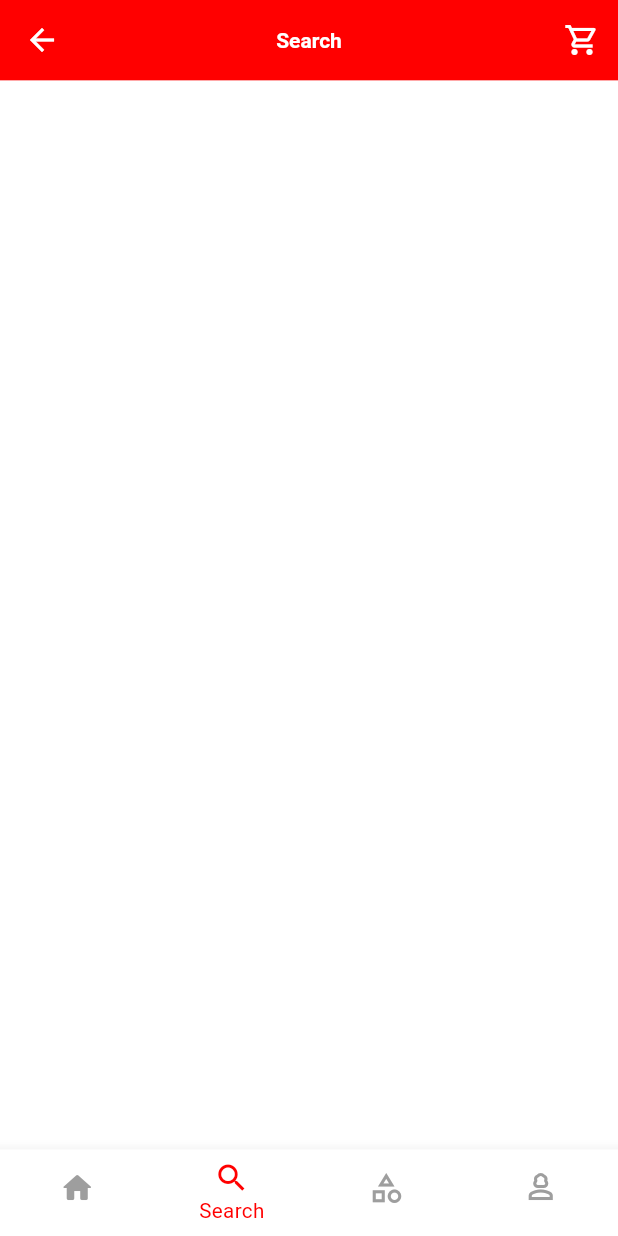
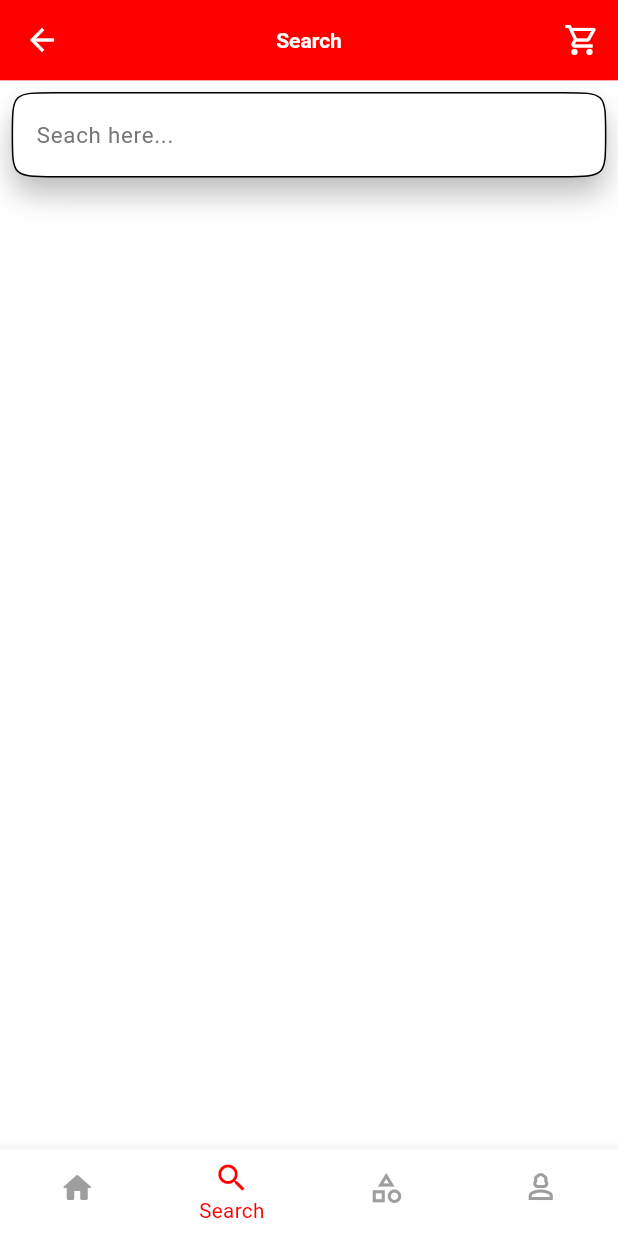
Before and after one commit to pgd8/mayomart_online_store, a Flutter app: the HomeScreen screen opened by its route, item 2 of the bottom bar chosen, on a phone screen of 412 x 824 dp. Run offline on Flutter 3.47's test engine with Material 3 defaults, Android fonts, the phone set to English and light mode, and no system bars; our stand-ins replace flutter_screenutil, flutter_slidable, google_fonts, slide_to_act; Roboto replaces fonts that are missing (childos).

Commit message:
search tab only search bar, categories' png images,

```diff
--- a/lib/Screens/Home_Screen/home_screen.dart
+++ b/lib/Screens/Home_Screen/home_screen.dart
@@ -1,5 +1,6 @@
 import 'package:flutter/material.dart';
 import 'package:mayomart_online_store/Screens/Cart/cart_screen.dart';
+import 'package:mayomart_online_store/Tabs/Search_Tab/search_tab.dart';
 import 'package:mayomart_online_store/Tabs/profile_tab.dart';
 import 'package:mayomart_online_store/Tabs/home_tab.dart';
 import '../../My_APP/app_theme.dart';
@@ -39,7 +40,9 @@ class _HomeScreenState extends State<HomeScreen> {
                 icon: Icon(Icons.person_3_outlined), label: "profile"),
           ]),
       appBar: ind == 0
-          ? AppBar(toolbarHeight: 0.0,)
+          ? AppBar(
+              toolbarHeight: 0.0,
+            )
           : AppBar(
               backgroundColor: AppTheme.mainColor,
               iconTheme: IconThemeData(color: AppTheme.thirdColor),
@@ -59,11 +62,12 @@ class _HomeScreenState extends State<HomeScreen> {
     ));
   }
 
-  List<Widget> tabs = [HomeTab(), Container(), Container(), ProfileTab()];
-  String titleDetect(){
-    if(ind == 1){
+  List<Widget> tabs = [HomeTab(), SearchTab(), Container(), ProfileTab()];
+
+  String titleDetect() {
+    if (ind == 1) {
       return "Search";
-    } else if(ind == 2) {
+    } else if (ind == 2) {
       return "Category";
     } else {
       return "Profile";
--- a/lib/Tabs/Home_Tab_Components/home_categories.dart
+++ b/lib/Tabs/Home_Tab_Components/home_categories.dart
@@ -15,12 +15,10 @@ class HomeCategories extends StatelessWidget {
               imagePath: "assets/images/fruits&vegetables.png")),
       Category(
           categoryModel: CategoryModel(
-              categoryName: "Vegetables",
-              imagePath: "assets/images/fruits&vegetables.png")),
+              categoryName: "Meats", imagePath: "assets/images/meat.png")),
       Category(
           categoryModel: CategoryModel(
-              categoryName: "Vegetables",
-              imagePath: "assets/images/fruits&vegetables.png")),
+              categoryName: "chicken", imagePath: "assets/images/chicken.png")),
       Category(
           categoryModel: CategoryModel(
               categoryName: "Vegetables",
--- /dev/null
+++ b/lib/Tabs/Search_Tab/search_tab.dart
@@ -0,0 +1,31 @@
+import 'package:flutter/material.dart';
+import 'package:flutter_screenutil/flutter_screenutil.dart';
+import 'package:mayomart_online_store/My_APP/app_theme.dart';
+
+class SearchTab extends StatelessWidget {
+  const SearchTab({super.key});
+
+  @override
+  Widget build(BuildContext context) {
+    ScreenUtil.init(context, designSize: const Size(360, 690));
+
+    return SingleChildScrollView(
+      physics: const ScrollPhysics(parent: BouncingScrollPhysics()),
+      child: Column(
+        children: [
+          Container(
+            width: double.infinity,
+            margin:
+                EdgeInsets.symmetric(horizontal: 0.02.sw, vertical: 0.01.sh),
+            child: SearchBar(
+              hintText: "Seach here...",
+              side: WidgetStateBorderSide.resolveWith(
+                (states) => BorderSide(color: AppTheme.secondaryColor),
+              ),
+            ),
+          ),
+        ],
+      ),
+    );
+  }
+}
--- a/lib/Tabs/profile_tab.dart
+++ b/lib/Tabs/profile_tab.dart
@@ -73,8 +73,7 @@ class ProfileTab extends StatelessWidget {
                 icon: const Icon(Icons.lock_outline, color: AppTheme.mainColor),
                 title: "Change Password"),
             SettingTemplate(
-                icon:
-                    const Icon(Icons.translate, color: AppTheme.mainColor),
+                icon: const Icon(Icons.translate, color: AppTheme.mainColor),
                 title: "Change Language "),
             Container(
               alignment: Alignment.centerLeft,
@@ -107,8 +106,7 @@ class ProfileTab extends StatelessWidget {
                     color: AppTheme.mainColor),
                 title: "Privacy Policy"),
             SettingTemplate(
-                icon: const Icon(Icons.share,
-                    color: AppTheme.mainColor),
+                icon: const Icon(Icons.share, color: AppTheme.mainColor),
                 title: "Share App"),
           ],
         ),
```
Also changed, not shown: lib/Shared_Components/bottom_sheet_categories.dart (+0 -7 lines), lib/Tabs/Home_Tab_Components/category.dart (+4 -7 lines), assets/images/chicken.png, assets/images/fastFood.png (deleted), assets/images/fruits&vegetables.png, assets/images/meat.png.
